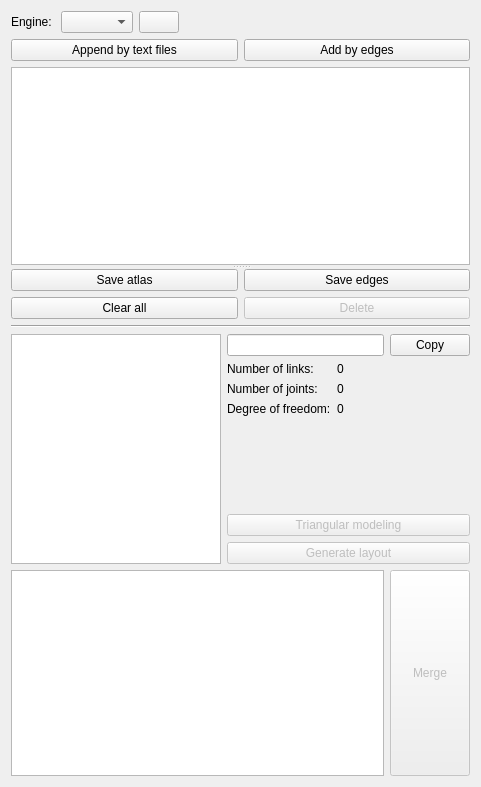
First picture: the form in core/synthesis/Collections/Structure.ui, repository KmolYuan/Pyslvs-UI, before the edit.
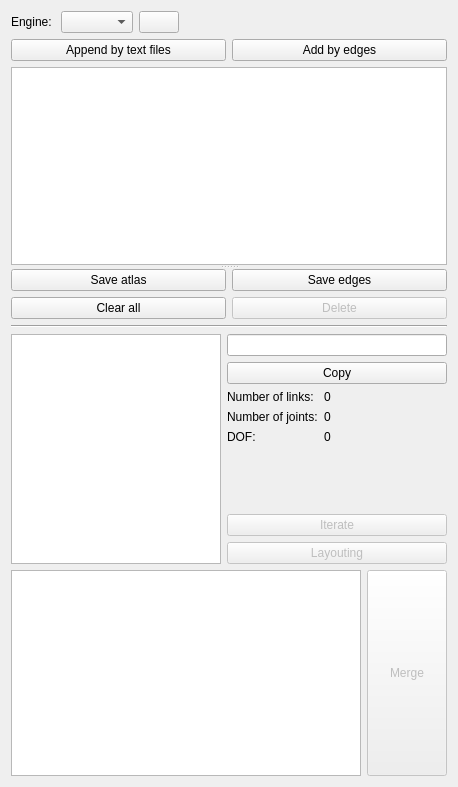
Second picture: the form after the edit. Icons and pictures are not drawn.

```diff
--- a/core/synthesis/Collections/Structure.ui
+++ b/core/synthesis/Collections/Structure.ui
@@ -6,7 +6,7 @@
    <rect>
     <x>0</x>
     <y>0</y>
-    <width>481</width>
+    <width>458</width>
     <height>787</height>
    </rect>
   </property>
@@ -255,8 +255,6 @@
              <number>0</number>
             </property>
             <item>
-             <layout class="QHBoxLayout" name="horizontalLayout_3">
-              <item>
                <widget class="QLineEdit" name="Expression_edges">
                 <property name="readOnly">
                  <bool>true</bool>
@@ -273,46 +271,44 @@
                 </property>
                </widget>
               </item>
-             </layout>
-            </item>
             <item>
              <layout class="QFormLayout" name="formLayout">
-              <item row="0" column="0">
+              <item row="1" column="0">
                <widget class="QLabel" name="NL_text">
                 <property name="text">
                  <string>Number of links:</string>
                 </property>
                </widget>
               </item>
-              <item row="0" column="1">
+              <item row="1" column="1">
                <widget class="QLabel" name="NL">
                 <property name="text">
                  <string>0</string>
                 </property>
                </widget>
               </item>
-              <item row="1" column="0">
+              <item row="2" column="0">
                <widget class="QLabel" name="NJ_text">
                 <property name="text">
                  <string>Number of joints:</string>
                 </property>
                </widget>
               </item>
-              <item row="1" column="1">
+              <item row="2" column="1">
                <widget class="QLabel" name="NJ">
                 <property name="text">
                  <string>0</string>
                 </property>
                </widget>
               </item>
-              <item row="2" column="0">
+              <item row="3" column="0">
                <widget class="QLabel" name="DOF_text">
                 <property name="text">
-                 <string>Degree of freedom:</string>
+                 <string>DOF:</string>
                 </property>
                </widget>
               </item>
-              <item row="2" column="1">
+              <item row="3" column="1">
                <widget class="QLabel" name="DOF">
                 <property name="text">
                  <string>0</string>
@@ -343,7 +339,7 @@
                <string>Use trangular formula to do dimentional synthesis.</string>
               </property>
               <property name="text">
-               <string>Triangular modeling</string>
+               <string>Iterate</string>
               </property>
               <property name="icon">
                <iconset resource="../../../icons.qrc">
@@ -360,7 +356,7 @@
                <string>Re-layout the grounded chains.</string>
               </property>
               <property name="text">
-               <string>Generate layout</string>
+               <string>Layouting</string>
               </property>
               <property name="icon">
                <iconset resource="../../../icons.qrc">
```
Lines whose indentation alone changed are shown as unchanged.
